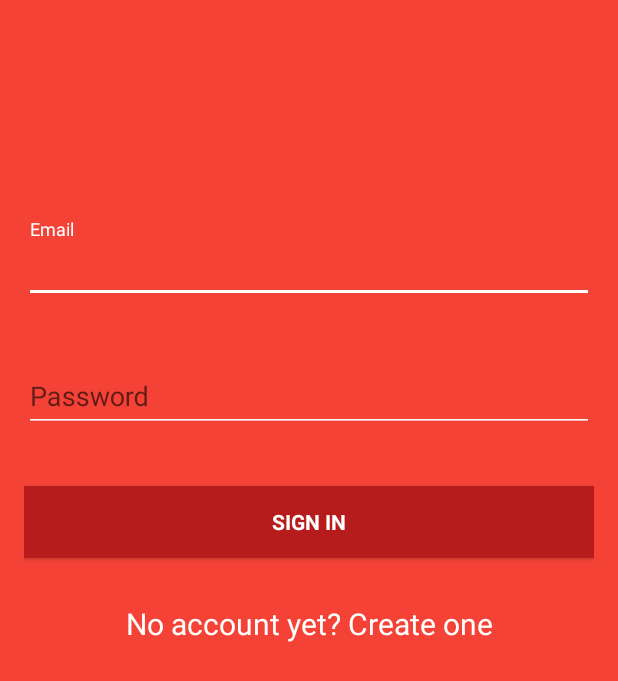
After one commit to NileshPS17/Magazine, an Android app: the layout activity_login.xml on its own in the app's theme, with its tools: preview values and no code run, on a phone screen of 412 x 824 dp. The commit adds this screen. Shown: the top 681 px of the screen. Run offline under Robolectric (Android 15) with nearby library versions, the phone set to English and light mode, and no system bars.

Commit message:
view article

```diff
--- /dev/null
+++ b/app/src/main/res/layout/activity_login.xml
@@ -0,0 +1,97 @@
+<RelativeLayout xmlns:android="http://schemas.android.com/apk/res/android"
+    xmlns:tools="http://schemas.android.com/tools"
+    android:layout_width="match_parent"
+    android:layout_height="match_parent"
+    android:gravity="center_horizontal"
+    android:orientation="vertical"
+    android:paddingBottom="@dimen/activity_vertical_margin"
+    android:paddingLeft="@dimen/activity_horizontal_margin"
+    android:paddingRight="@dimen/activity_horizontal_margin"
+    android:background="#f44336"
+    android:paddingTop="@dimen/activity_vertical_margin"
+    tools:context="com.cloudfoyo.magazine.Login">
+
+    <!-- Login progress -->
+    <ProgressBar
+        android:id="@+id/login_progress"
+        style="?android:attr/progressBarStyleLarge"
+        android:layout_width="wrap_content"
+        android:layout_height="wrap_content"
+        android:layout_marginBottom="8dp"
+        android:visibility="gone" />
+
+    <ScrollView
+        android:id="@+id/login_form"
+        android:layout_width="match_parent"
+        android:layout_height="match_parent">
+
+        <LinearLayout
+            android:id="@+id/email_login_form"
+            android:layout_width="match_parent"
+            android:layout_height="wrap_content"
+            android:layout_marginTop="130dp"
+            android:orientation="vertical">
+
+            <android.support.design.widget.TextInputLayout
+                android:layout_width="match_parent"
+                android:layout_height="wrap_content">
+
+                <AutoCompleteTextView
+                    android:id="@+id/email"
+                    android:layout_width="match_parent"
+                    android:layout_height="wrap_content"
+                    android:hint="@string/prompt_email"
+                    android:textColorHint="#ffff"
+                    android:inputType="textEmailAddress"
+                    android:backgroundTint="#ffff"
+                    android:maxLines="1"
+                    android:singleLine="true" />
+
+            </android.support.design.widget.TextInputLayout>
+
+            <android.support.design.widget.TextInputLayout
+                android:layout_width="match_parent"
+                android:layout_height="wrap_content"
+                android:layout_marginTop="30dp"
+                >
+
+                <EditText
+                    android:id="@+id/password"
+                    android:layout_width="match_parent"
+                    android:layout_height="wrap_content"
+                    android:hint="Password"
+                    android:backgroundTint="#ffff"
+                    android:imeActionId="@+id/login"
+                    android:imeActionLabel="@string/action_sign_in_short"
+                    android:textColorHint="#ffff"
+                    android:imeOptions="actionUnspecified"
+                    android:inputType="textPassword"
+                    android:maxLines="1"
+                    android:singleLine="true" />
+
+            </android.support.design.widget.TextInputLayout>
+
+            <Button
+                android:id="@+id/email_sign_in_button"
+                style="?android:textAppearanceSmall"
+                android:layout_width="match_parent"
+                android:layout_height="wrap_content"
+                android:layout_marginTop="36dp"
+                android:text="Sign In"
+                android:gravity="center"
+                android:textColor="#ffff"
+                android:background="#b71c1c"
+                android:textStyle="bold" />
+            <TextView
+                android:layout_width="match_parent"
+                android:layout_height="wrap_content"
+                android:text="No account yet? Create one"
+                android:textSize="20dp"
+                android:textColor="#ffff"
+                android:layout_marginTop="30dp"
+                android:gravity="center"
+                />
+
+        </LinearLayout>
+    </ScrollView>
+</RelativeLayout>
--- a/app/src/main/res/values/colors.xml
+++ b/app/src/main/res/values/colors.xml
@@ -2,7 +2,7 @@
 <resources>
     <color name="colorPrimary">#f44336</color>
     <color name="colorPrimaryDark">#d32f2f</color>
-    <color name="colorAccent">#ff0004</color>
+    <color name="colorAccent">#ffffff</color>
     <color name="textColorPrimary">#FFFFFF</color>
     <color name="windowBackground">#FFFFFF</color>
 </resources>
```
Also changed, not shown: app/src/main/java/com/cloudfoyo/magazine/Login.java (added, +349 -0 lines), app/src/main/java/com/cloudfoyo/magazine/Splash.java (added, +43 -0 lines), app/src/main/res/layout/activity_splash.xml (added, +13 -0 lines).
